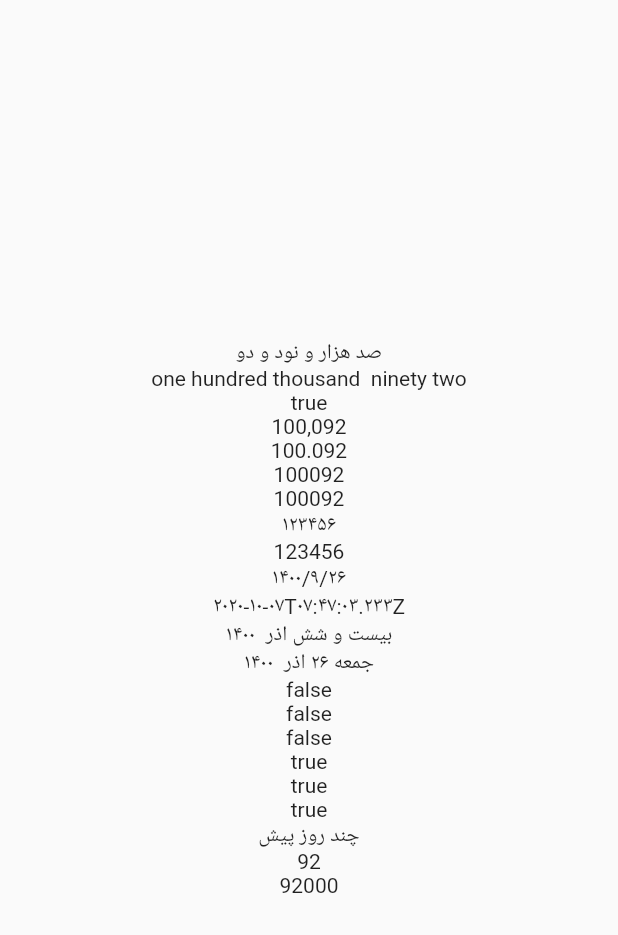
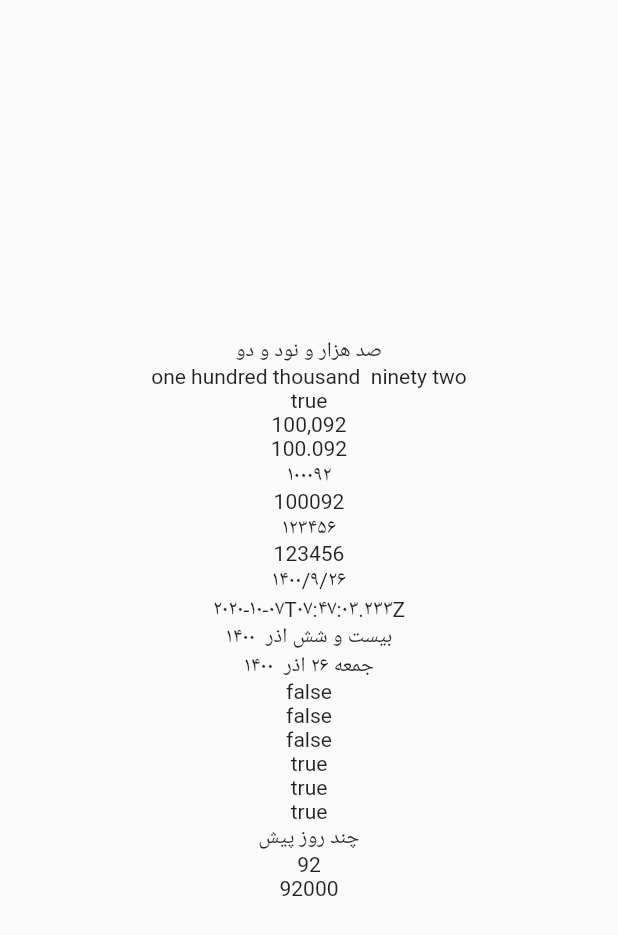
Before and after one commit to mehdi-nemati/persian_number_utility, a Flutter app: the screen it shows after launch, on a phone screen of 412 x 824 dp. Shown: the top 935 px of the screen. Run offline on Flutter 3.47's test engine with Material 2 defaults, Android fonts, the phone set to English and light mode, and no system bars.

Commit message:
Update main.dart (#11)
Wrong method call in example

```diff
--- a/example/lib/main.dart
+++ b/example/lib/main.dart
@@ -46,7 +46,7 @@ class NumToStr extends StatelessWidget {
         Text(number.seRagham(separator: ".")), //100.092
 
         //تبدیل اعداد انگلیسی به فارسی - convert english digit to persian digit
-        Text(number.toEnglishDigit()), //123456789 to ۱۲۳۴۵۶۷۸۹
+        Text(number.toPersianDigit()), //123456789 to ۱۲۳۴۵۶۷۸۹
 
         //تبدیل اعداد فارسی یا عربی به انگلیسی - convert persian/arabic digit to english digit
         Text(number.toEnglishDigit()), //۱۲۳۴۵۶۷۸۹ to 123456789
```
